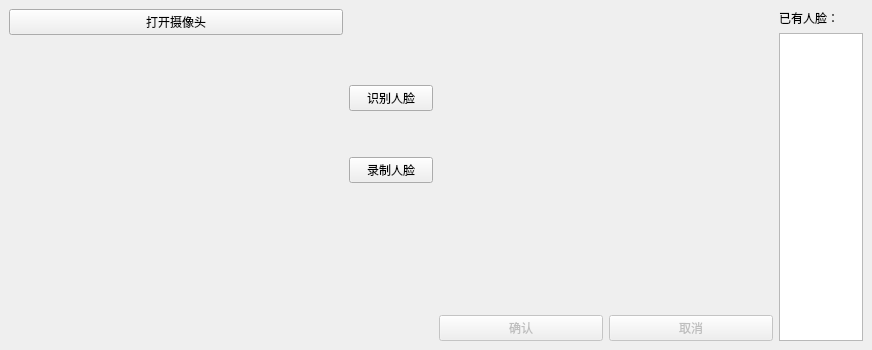
The window that windowQt.ui (CGLWang/LUCA) describes before a commit, drawn with Qt 5.
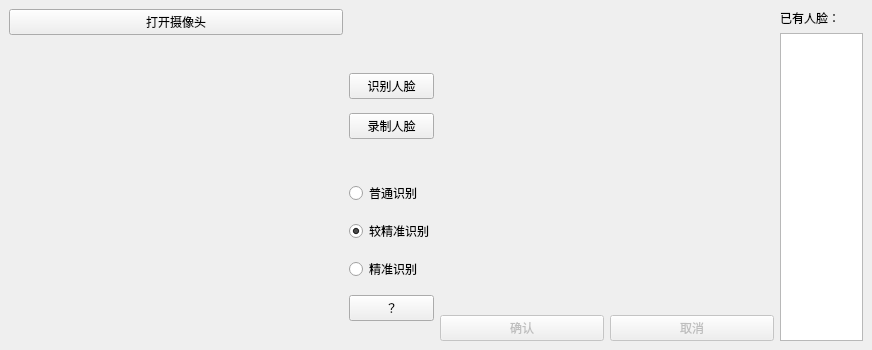
The same window after the commit.

Patch:
```diff
--- a/windowQt.ui
+++ b/windowQt.ui
@@ -34,7 +34,7 @@
      </layout>
     </item>
     <item row="0" column="1">
-     <layout class="QVBoxLayout" name="verticalLayout_2" stretch="0,0,0">
+     <layout class="QVBoxLayout" name="verticalLayout_2" stretch="0,0,0,0,0,0,0">
       <property name="spacing">
        <number>0</number>
       </property>
@@ -42,11 +42,11 @@
        <enum>QLayout::SetDefaultConstraint</enum>
       </property>
       <property name="topMargin">
-       <number>30</number>
-      </property>
-      <property name="bottomMargin">
        <number>50</number>
       </property>
+      <property name="bottomMargin">
+       <number>0</number>
+      </property>
       <item>
        <widget class="QPushButton" name="pushButton_2">
         <property name="text">
@@ -74,6 +74,46 @@
         </property>
        </widget>
       </item>
+      <item>
+       <widget class="QRadioButton" name="radioButton">
+        <property name="text">
+         <string>普通识别</string>
+        </property>
+        <property name="checked">
+         <bool>false</bool>
+        </property>
+       </widget>
+      </item>
+      <item>
+       <widget class="QRadioButton" name="radioButton_2">
+        <property name="text">
+         <string>较精准识别</string>
+        </property>
+        <property name="checked">
+         <bool>true</bool>
+        </property>
+       </widget>
+      </item>
+      <item>
+       <widget class="QRadioButton" name="radioButton_3">
+        <property name="text">
+         <string>精准识别</string>
+        </property>
+       </widget>
+      </item>
+      <item>
+       <widget class="QPushButton" name="pushButton_6">
+        <property name="text">
+         <string>？</string>
+        </property>
+        <property name="iconSize">
+         <size>
+          <width>20</width>
+          <height>20</height>
+         </size>
+        </property>
+       </widget>
+      </item>
      </layout>
     </item>
     <item row="0" column="2">
```
Left out of the diff: 23 changed lines with no effect on the pictures.
